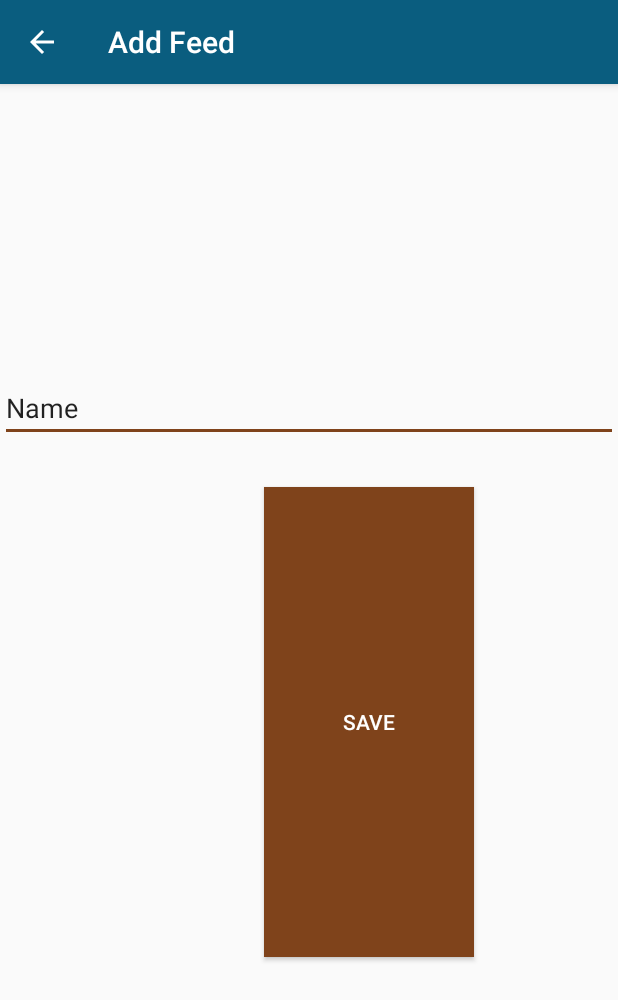
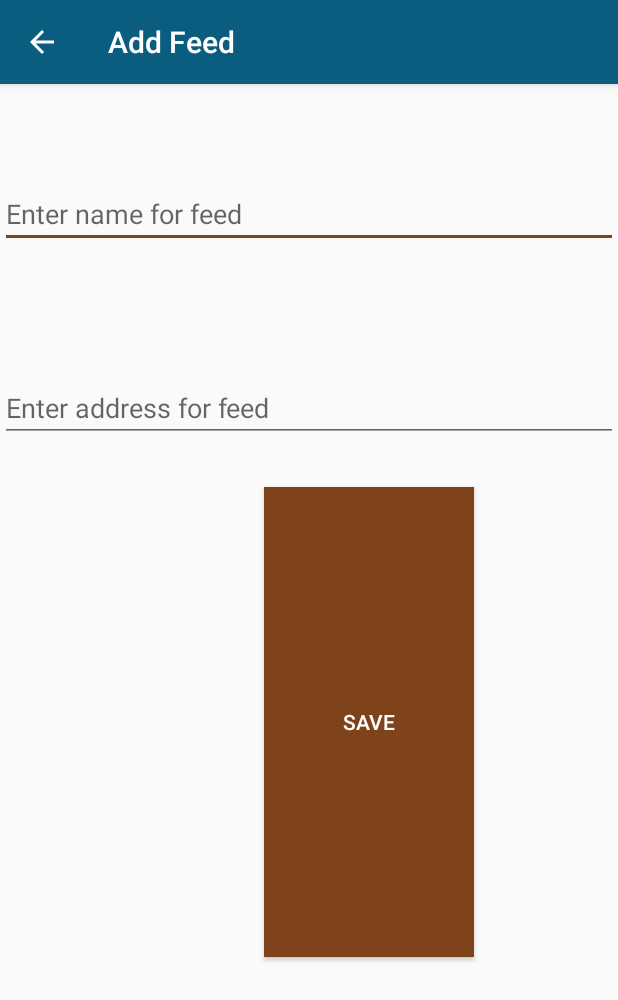
Before and after one commit to msanto7/RSSFeed, an Android app: the AddFeedActivity screen opened directly, with no data from a screen before it, on a phone screen of 412 x 824 dp. Shown: the top 1000 px of the screen. Run offline under Robolectric (Android 15) with nearby library versions, the phone set to English and light mode, and no system bars.

Commit message:
Added Feed Name Attribute... Toast for Adding

```diff
--- a/app/src/main/java/com/msturtle/mike/rssfeed/AddFeedActivity.java
+++ b/app/src/main/java/com/msturtle/mike/rssfeed/AddFeedActivity.java
@@ -6,6 +6,9 @@ import android.support.design.widget.Snackbar;
 import android.support.v7.app.AppCompatActivity;
 import android.support.v7.widget.Toolbar;
 import android.view.View;
+import android.widget.Button;
+import android.widget.EditText;
+import android.widget.Toast;
 
 public class AddFeedActivity extends AppCompatActivity {
 
@@ -18,6 +21,30 @@ public class AddFeedActivity extends AppCompatActivity {
 
 
         getSupportActionBar().setDisplayHomeAsUpEnabled(true);
+
+        Button saveButton = (Button) findViewById(R.id.addFeedButton);
+        final EditText feedAddress = (EditText) findViewById(R.id.addFeedEditText);
+        final EditText feedName = (EditText) findViewById(R.id.addFeedNameEditText);
+
+        saveButton.setOnClickListener((new View.OnClickListener() {
+            @Override
+            public void onClick(View v) {
+                if(feedAddress.getText().length() < 6) {
+                    Toast.makeText(getApplicationContext(), "Rss Feed Address too short", Toast.LENGTH_LONG).show();
+                    return;
+                }
+
+                Database db = new Database(AddFeedActivity.this);
+
+                RssFeed feed = new RssFeed(feedName.getText().toString(), feedAddress.getText().toString());
+
+                db.addRssFeed(feed);
+                Toast.makeText(getApplicationContext(), "Rss Feed Added!!", Toast.LENGTH_LONG).show();
+                feedAddress.setText("");
+                feedName.setText("");
+
+            }
+        }));
     }
 
 }
--- a/app/src/main/res/layout/content_add_feed.xml
+++ b/app/src/main/res/layout/content_add_feed.xml
@@ -8,6 +8,19 @@
     tools:context=".AddFeedActivity"
     tools:showIn="@layout/activity_add_feed">
 
+
+    <EditText
+        android:id="@+id/addFeedNameEditText"
+        android:layout_width="match_parent"
+        android:layout_height="wrap_content"
+        android:layout_marginTop="64dp"
+        android:ems="10"
+        android:hint="@string/add_rss_feed_name_hint"
+        android:inputType="textPersonName"
+        app:layout_constraintEnd_toEndOf="parent"
+        app:layout_constraintStart_toStartOf="parent"
+        app:layout_constraintTop_toTopOf="parent" />
+
     <EditText
         android:id="@+id/addFeedEditText"
         android:layout_width="0dp"
@@ -17,8 +30,8 @@
         android:layout_marginTop="193dp"
         android:layout_marginBottom="30dp"
         android:ems="10"
+        android:hint="@string/add_rss_feed_address_hint"
         android:inputType="textPersonName"
-        android:text="Name"
         app:layout_constraintBottom_toTopOf="@+id/addFeedButton"
         app:layout_constraintEnd_toEndOf="parent"
         app:layout_constraintStart_toStartOf="parent"
@@ -39,4 +52,5 @@
         app:layout_constraintEnd_toEndOf="@+id/addFeedEditText"
         app:layout_constraintTop_toBottomOf="@+id/addFeedEditText" />
 
+
 </android.support.constraint.ConstraintLayout>
--- a/app/src/main/res/values/strings.xml
+++ b/app/src/main/res/values/strings.xml
@@ -2,5 +2,8 @@
     <string name="app_name">RSS Feed</string>
     <string name="action_settings">Settings</string>
     <string name="title_activity_add_feed">Add Feed</string>
-    <string name="title_activity_edit_rss_feed">Edit Rss Feed</string>
+    <string name="title_activity_edit_rss_feed">Edit Rss Feeds</string>
+    <string name="add_rss_feed_name_hint">Enter name for feed</string>
+    <string name="add_rss_feed_address_hint">Enter address for feed</string>
+
 </resources>
```
